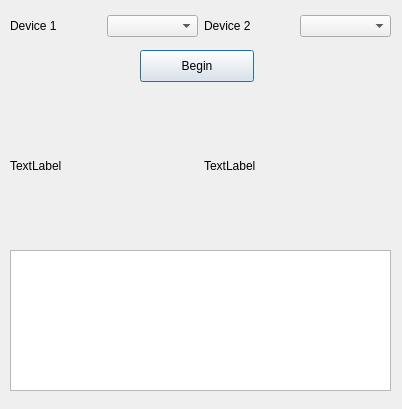
tuna/QSerial, file mutualtest.ui: the form before one commit.
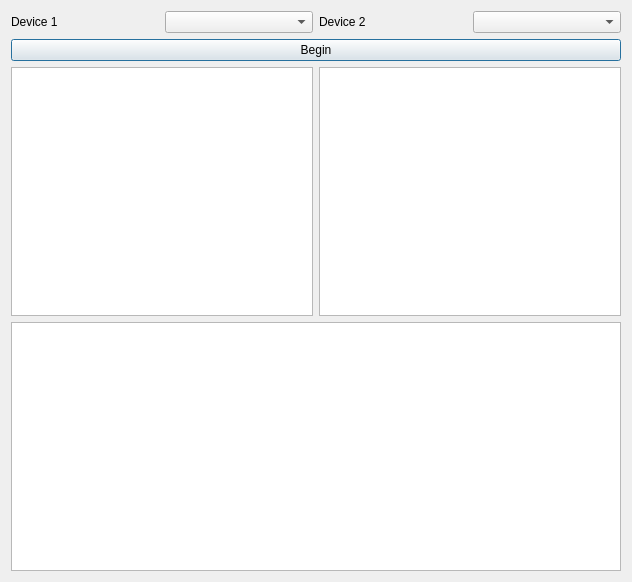
The form after the commit.

The edit to the form file:
```diff
--- a/mutualtest.ui
+++ b/mutualtest.ui
@@ -6,45 +6,15 @@
    <rect>
     <x>0</x>
     <y>0</y>
-    <width>402</width>
-    <height>409</height>
+    <width>632</width>
+    <height>582</height>
    </rect>
   </property>
   <property name="windowTitle">
    <string>Dialog</string>
   </property>
-  <widget class="QPushButton" name="pushButton">
-   <property name="geometry">
-    <rect>
-     <x>140</x>
-     <y>50</y>
-     <width>114</width>
-     <height>32</height>
-    </rect>
-   </property>
-   <property name="text">
-    <string>Begin</string>
-   </property>
-  </widget>
-  <widget class="QTextBrowser" name="textBrowser">
-   <property name="geometry">
-    <rect>
-     <x>10</x>
-     <y>250</y>
-     <width>381</width>
-     <height>141</height>
-    </rect>
-   </property>
-  </widget>
-  <widget class="QWidget" name="">
-   <property name="geometry">
-    <rect>
-     <x>10</x>
-     <y>10</y>
-     <width>381</width>
-     <height>32</height>
-    </rect>
-   </property>
+  <layout class="QVBoxLayout" name="verticalLayout">
+   <item>
    <layout class="QHBoxLayout" name="horizontalLayout">
     <item>
      <widget class="QLabel" name="label">
@@ -67,33 +37,28 @@
      <widget class="QComboBox" name="device2ComboBox"/>
     </item>
    </layout>
-  </widget>
-  <widget class="QWidget" name="">
-   <property name="geometry">
-    <rect>
-     <x>10</x>
-     <y>90</y>
-     <width>381</width>
-     <height>151</height>
-    </rect>
-   </property>
+   </item>
+   <item>
+    <widget class="QPushButton" name="pushButton">
+     <property name="text">
+      <string>Begin</string>
+     </property>
+    </widget>
+   </item>
+   <item>
    <layout class="QHBoxLayout" name="horizontalLayout_2">
     <item>
-     <widget class="QLabel" name="label_3">
-      <property name="text">
-       <string>TextLabel</string>
-      </property>
-     </widget>
+      <widget class="QTextBrowser" name="device1TextBrowser"/>
     </item>
     <item>
-     <widget class="QLabel" name="label_4">
-      <property name="text">
-       <string>TextLabel</string>
-      </property>
-     </widget>
-    </item>
-   </layout>
-  </widget>
+      <widget class="QTextBrowser" name="device2TextBrowser"/>
+     </item>
+    </layout>
+   </item>
+   <item>
+    <widget class="QTextBrowser" name="activityTextBrowser"/>
+   </item>
+  </layout>
  </widget>
  <resources/>
  <connections/>
```
Left out of the diff: 22 changed lines with no effect on the pictures. Lines whose indentation alone changed are shown as unchanged.
